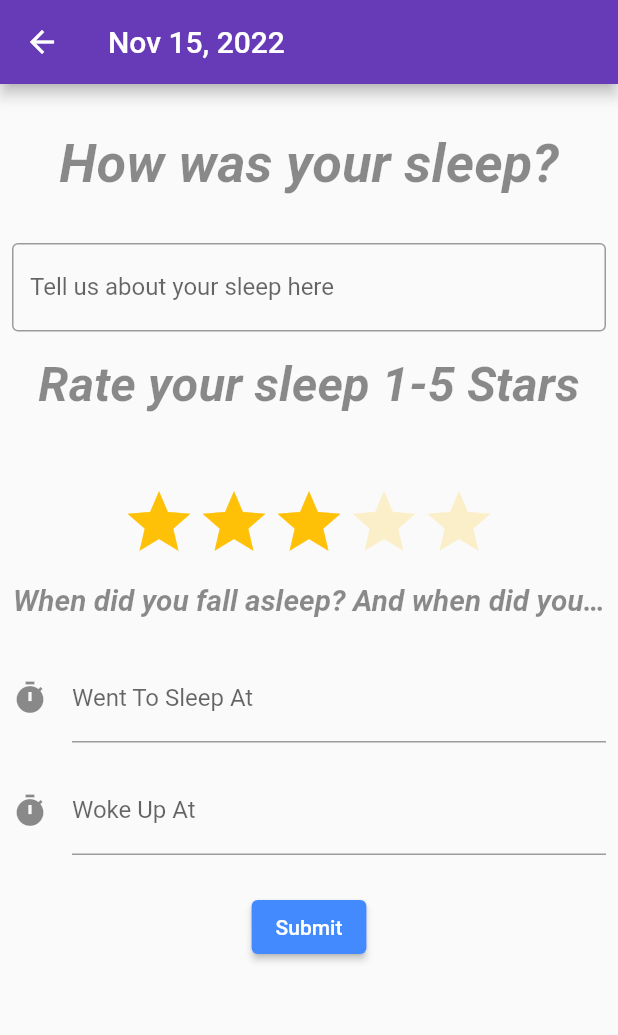
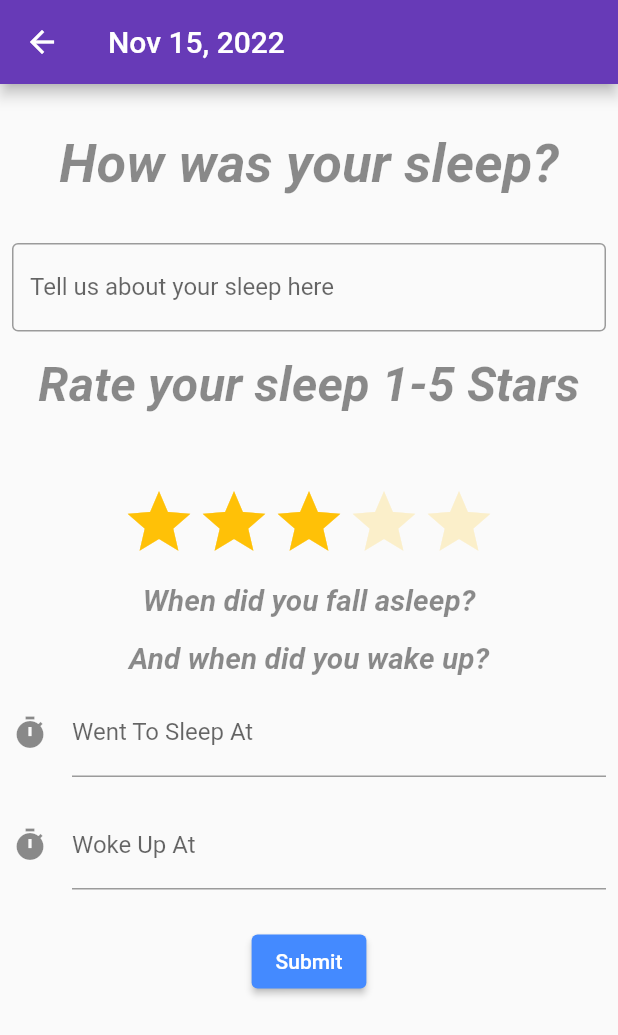
Before and after one commit to jakelang01/SweetDreams, a Flutter app: the InputScreen screen opened directly, on a phone screen of 412 x 824 dp. Shown: the top 1035 px of the screen. Run offline on Flutter 3.47's test engine with Material 2 defaults, Android fonts, the phone set to English and light mode, and no system bars; drawn by our look-alikes of flutter_rating_bar; our stand-ins replace cloud_firestore, firebase_core, shared_preferences, youtube_player_flutter; accounts and stored records are empty.

Commit message:
text alignment

```diff
--- a/lib/dreams/views/dreams_input.dart
+++ b/lib/dreams/views/dreams_input.dart
@@ -140,12 +140,19 @@ class _InputScreen extends State<InputScreen> {
           Padding(
             padding: const EdgeInsets.symmetric(horizontal: 8, vertical: 16),
               child:Text(
-                'When did you fall asleep? And when did you wake up?',
+                'When did you fall asleep?',
                 textAlign: TextAlign.center,
                 overflow: TextOverflow.ellipsis,
                 textScaleFactor: 1.1,
                 style: const TextStyle(fontWeight: FontWeight.bold),
               )
+          ),
+          Text(
+            'And when did you wake up?',
+            textAlign: TextAlign.center,
+            overflow: TextOverflow.ellipsis,
+            textScaleFactor: 1.1,
+            style: const TextStyle(fontWeight: FontWeight.bold),
           ),
           Padding(
             padding: const EdgeInsets.symmetric(horizontal: 8, vertical: 8),
```
